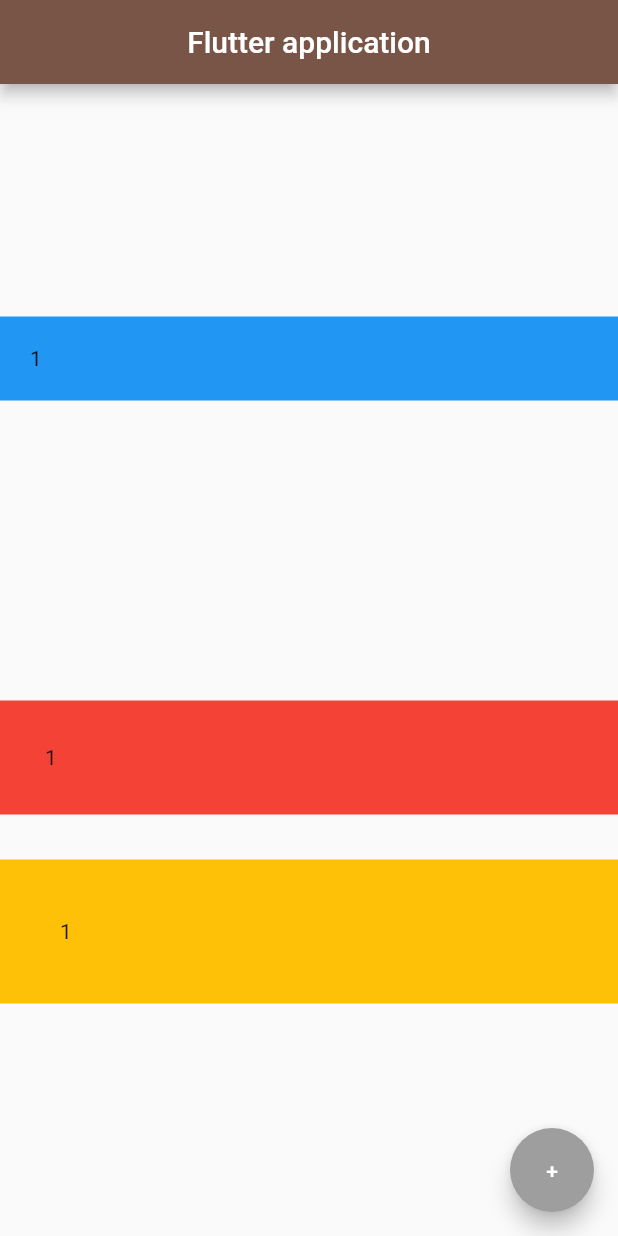
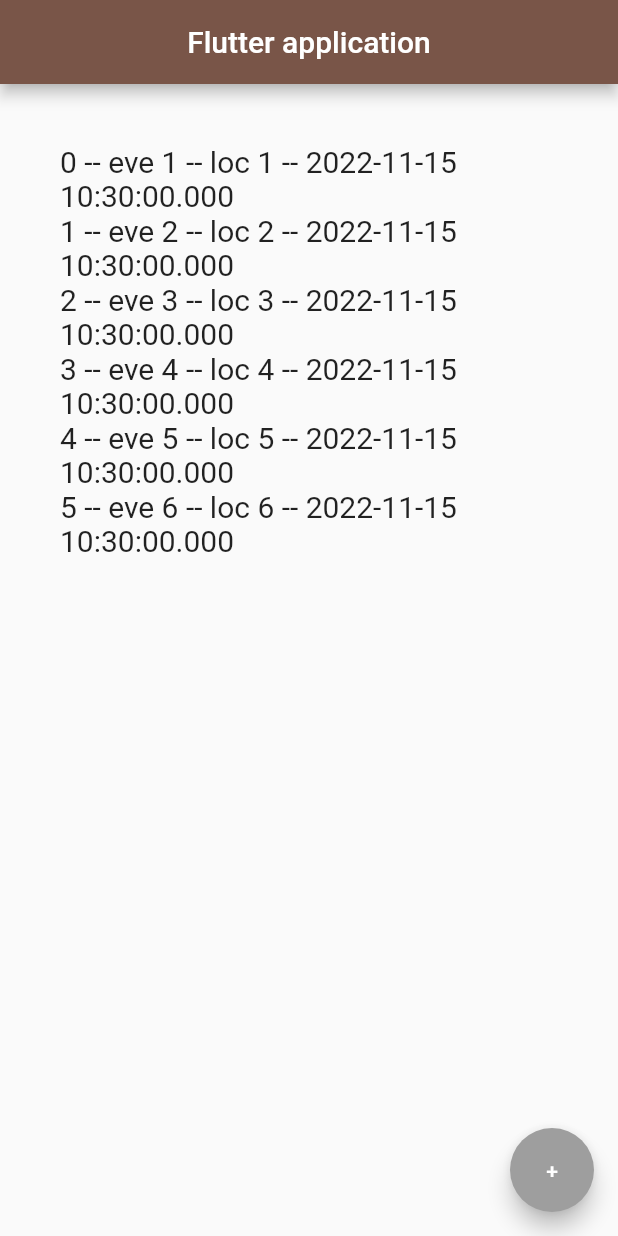
Before and after one commit to olimpijskijDev/flutter, a Flutter app: the screen it shows after launch, on a phone screen of 412 x 824 dp. Run offline on Flutter 3.47's test engine with Material 2 defaults, Android fonts, the light colour scheme and no system bars; project files that could hold a hidden picture were left out.

Commit message:
commit_class

```diff
--- /dev/null
+++ b/lib/events.dart
@@ -0,0 +1,13 @@
+class Eve {
+  late String name;
+  late String location;
+  late DateTime startDateTime;
+
+  Eve({required this.name, required this.location, required this.startDateTime}) {
+  }
+}
+
+// var e = Event(
+//     name: "Event 1",
+//     location: "Voronezh",
+//     startDateTime: DateTime.now());
--- a/lib/main.dart
+++ b/lib/main.dart
@@ -1,10 +1,20 @@
+// import 'dart:html';
 import 'package:flutter/material.dart';
 import 'package:application_2/custon_icons.dart';
+
+import 'events.dart';
 
 void main() => runApp(FlutterTutorialApp());
 
 class FlutterTutorialApp extends StatelessWidget {
-  const FlutterTutorialApp({Key? key}) : super(key: key);
+  List<Eve> get events => [
+        Eve(name: "eve 1", location: "loc 1", startDateTime: DateTime.now()),
+        Eve(name: "eve 2", location: "loc 2", startDateTime: DateTime.now()),
+        Eve(name: "eve 3", location: "loc 3", startDateTime: DateTime.now()),
+        Eve(name: "eve 4", location: "loc 4", startDateTime: DateTime.now()),
+        Eve(name: "eve 5", location: "loc 5", startDateTime: DateTime.now()),
+        Eve(name: "eve 6", location: "loc 6", startDateTime: DateTime.now()),
+      ];
 
   @override
   Widget build(BuildContext context) {
@@ -16,34 +26,14 @@ class FlutterTutorialApp extends StatelessWidget {
           centerTitle: true,
           backgroundColor: Colors.brown,
         ),
-        body: Column(
-          mainAxisAlignment: MainAxisAlignment.center,
-          crossAxisAlignment: CrossAxisAlignment.stretch,
-          // textBaseline: TextBaseline.ideographic,
-          children: [
-            Container(
-              color: Colors.blue,
-              padding: EdgeInsets.all(20.0),
-              child: Text("1"),
-            ),
-            const SizedBox(
-              height: 200,
-            ),
-            Container(
-              color: Colors.red,
-              padding: EdgeInsets.all(30.0),
-              child: Text("1"),
-            ),
-            const SizedBox(
-              height: 30,
-            ),
-            Container(
-              color: Colors.amber,
-              padding: EdgeInsets.all(40.0),
-              child: Text("1"),
-            )
-          ],
-        ),
+        body: ListView.builder(
+            physics: BouncingScrollPhysics(),
+            padding: EdgeInsets.all(40),
+            itemCount: events.length,
+            itemBuilder: (_, index) => Text(
+                  "$index -- ${events[index].name} -- ${events[index].location} -- ${events[index].startDateTime}",
+                  style: TextStyle(fontSize: 20),
+                )),
         floatingActionButton: FloatingActionButton(
           onPressed: () {},
           child: Text("+"),
```
